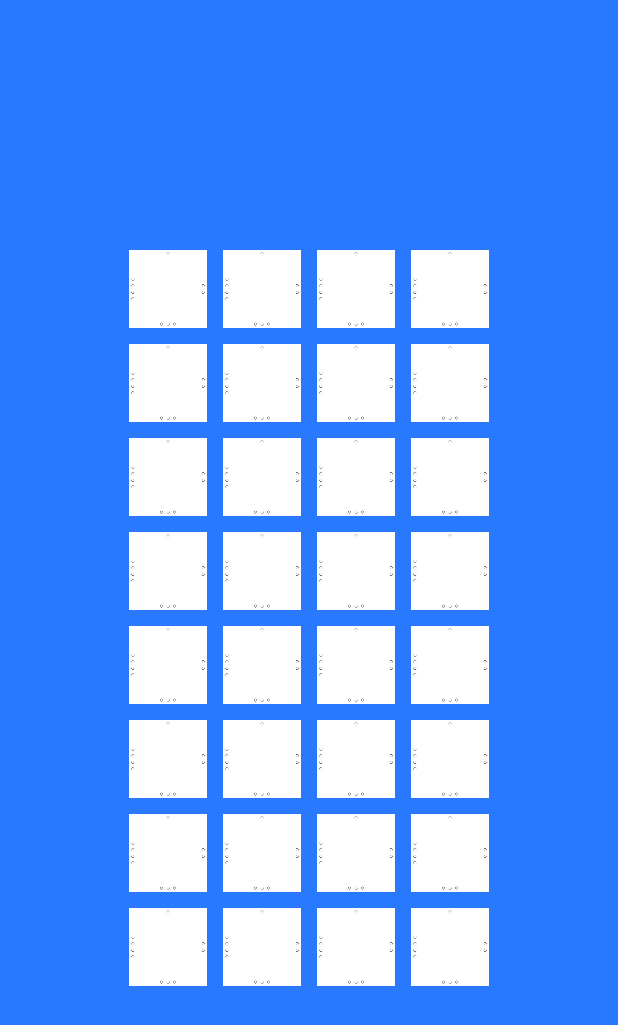
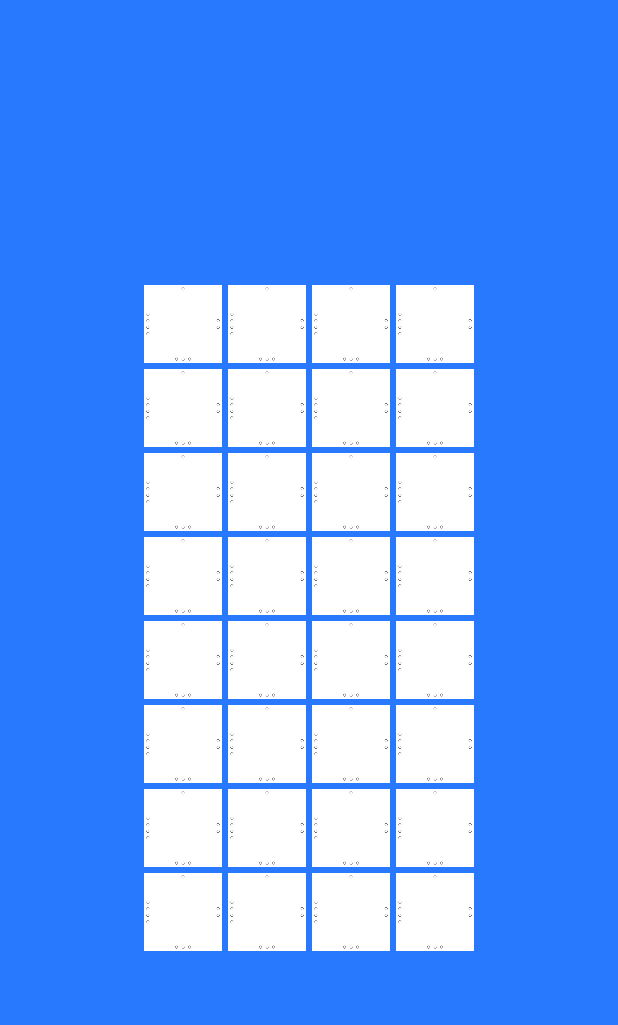
Before and after one commit to gowenS/Strategy-Game-Prototype, an Android app: the screen it shows after launch (MainActivity), on a phone screen of 412 x 824 dp. Shown: the top 1025 px of the screen. Run offline under Robolectric (Android 15) with nearby library versions, the phone set to English and light mode, and no system bars.

Commit message:
some stuff

```diff
--- a/app/src/main/res/layout/content_main.xml
+++ b/app/src/main/res/layout/content_main.xml
@@ -22,113 +22,108 @@
         android:layout_width="wrap_content"
         android:layout_height="match_parent"
         android:gravity="center_vertical">
-
         <com.rustandtuna.gameprototype.gridButton
             android:layout_width="52dp"
             android:layout_height="52dp"
             android:id="@+id/a1Button"
             android:longClickable="false"
-            android:layout_margin="5dp" />
+            android:layout_margin="2dp" />
         <com.rustandtuna.gameprototype.gridButton
             android:layout_width="52dp"
             android:layout_height="52dp"
             android:id="@+id/b1Button"
-            android:layout_margin="5dp" />
+            android:layout_margin="2dp" />
         <com.rustandtuna.gameprototype.gridButton
             android:layout_width="52dp"
             android:layout_height="52dp"
             android:id="@+id/c1Button"
             android:longClickable="false"
-            android:layout_margin="5dp" />
+            android:layout_margin="2dp" />
         <com.rustandtuna.gameprototype.gridButton
             android:layout_width="52dp"
             android:layout_height="52dp"
             android:id="@+id/d1Button"
             android:longClickable="false"
-            android:layout_margin="5dp"/>
+            android:layout_margin="2dp"/>
         <com.rustandtuna.gameprototype.gridButton
             android:layout_width="52dp"
             android:layout_height="52dp"
             android:id="@+id/e1Button"
             android:longClickable="false"
-            android:layout_margin="5dp"/>
+            android:layout_margin="2dp"/>
         <com.rustandtuna.gameprototype.gridButton
             android:layout_width="52dp"
             android:layout_height="52dp"
             android:id="@+id/f1Button"
             android:longClickable="false"
-            android:layout_margin="5dp"/>
+            android:layout_margin="2dp"/>
         <com.rustandtuna.gameprototype.gridButton
             android:layout_width="52dp"
             android:layout_height="52dp"
             android:id="@+id/g1Button"
             android:longClickable="false"
-            android:layout_margin="5dp"/>
+            android:layout_margin="2dp"/>
         <com.rustandtuna.gameprototype.gridButton
             android:layout_width="52dp"
             android:layout_height="52dp"
             android:id="@+id/h1Button"
             android:longClickable="false"
-            android:layout_margin="5dp"/>
+            android:layout_margin="2dp"/>
     </LinearLayout>
-
     <LinearLayout
         android:orientation="vertical"
         android:layout_width="wrap_content"
         android:layout_height="match_parent"
         android:gravity="center_vertical">
-
         <com.rustandtuna.gameprototype.gridButton
             android:layout_width="52dp"
             android:layout_height="52dp"
             android:id="@+id/a2Button"
             android:longClickable="false"
-            android:layout_margin="5dp"/>
-
+            android:layout_margin="2dp"/>
         <com.rustandtuna.gameprototype.gridButton
             android:layout_width="52dp"
             android:layout_height="52dp"
             android:id="@+id/b2Button"
             android:longClickable="false"
-            android:layout_margin="5dp"/>
+            android:layout_margin="2dp"/>
         <com.rustandtuna.gameprototype.gridButton
             android:layout_width="52dp"
             android:layout_height="52dp"
             android:id="@+id/c2Button"
             android:longClickable="false"
-            android:layout_margin="5dp"/>
+            android:layout_margin="2dp"/>
         <com.rustandtuna.gameprototype.gridButton
             android:layout_width="52dp"
             android:layout_height="52dp"
             android:id="@+id/d2Button"
             android:longClickable="false"
-            android:layout_margin="5dp"/>
+            android:layout_margin="2dp"/>
         <com.rustandtuna.gameprototype.gridButton
             android:layout_width="52dp"
             android:layout_height="52dp"
             android:id="@+id/e2Button"
             android:longClickable="false"
-            android:layout_margin="5dp"/>
+            android:layout_margin="2dp"/>
         <com.rustandtuna.gameprototype.gridButton
             android:layout_width="52dp"
             android:layout_height="52dp"
             android:id="@+id/f2Button"
             android:longClickable="false"
-            android:layout_margin="5dp"/>
+            android:layout_margin="2dp"/>
         <com.rustandtuna.gameprototype.gridButton
             android:layout_width="52dp"
             android:layout_height="52dp"
             android:id="@+id/g2Button"
             android:longClickable="false"
-            android:layout_margin="5dp"/>
+            android:layout_margin="2dp"/>
         <com.rustandtuna.gameprototype.gridButton
             android:layout_width="52dp"
             android:layout_height="52dp"
             android:id="@+id/h2Button"
             android:longClickable="false"
-            android:layout_margin="5dp"/>
+            android:layout_margin="2dp"/>
     </LinearLayout>
-
     <LinearLayout
         android:orientation="vertical"
         android:layout_width="wrap_content"
@@ -139,51 +134,50 @@
             android:layout_height="52dp"
             android:id="@+id/a3Button"
             android:longClickable="false"
-            android:layout_margin="5dp"/>
+            android:layout_margin="2dp"/>
         <com.rustandtuna.gameprototype.gridButton
             android:layout_width="52dp"
             android:layout_height="52dp"
             android:id="@+id/b3Button"
             android:longClickable="false"
-            android:layout_margin="5dp"/>
+            android:layout_margin="2dp"/>
         <com.rustandtuna.gameprototype.gridButton
             android:layout_width="52dp"
             android:layout_height="52dp"
             android:id="@+id/c3Button"
             android:longClickable="false"
-            android:layout_margin="5dp"/>
+            android:layout_margin="2dp"/>
         <com.rustandtuna.gameprototype.gridButton
             android:layout_width="52dp"
             android:layout_height="52dp"
             android:id="@+id/d3Button"
             android:longClickable="false"
-            android:layout_margin="5dp"/>
+            android:layout_margin="2dp"/>
         <com.rustandtuna.gameprototype.gridButton
             android:layout_width="52dp"
             android:layout_height="52dp"
             android:id="@+id/e3Button"
             android:longClickable="false"
-            android:layout_margin="5dp"/>
+            android:layout_margin="2dp"/>
         <com.rustandtuna.gameprototype.gridButton
             android:layout_width="52dp"
             android:layout_height="52dp"
             android:id="@+id/f3Button"
             android:longClickable="false"
-            android:layout_margin="5dp"/>
+            android:layout_margin="2dp"/>
         <com.rustandtuna.gameprototype.gridButton
             android:layout_width="52dp"
             android:layout_height="52dp"
             android:id="@+id/g3Button"
             android:longClickable="false"
-            android:layout_margin="5dp"/>
+            android:layout_margin="2dp"/>
         <com.rustandtuna.gameprototype.gridButton
             android:layout_width="52dp"
             android:layout_height="52dp"
             android:id="@+id/h3Button"
             android:longClickable="false"
-            android:layout_margin="5dp"/>
+            android:layout_margin="2dp"/>
     </LinearLayout>
-
     <LinearLayout
         android:orientation="vertical"
         android:layout_width="wrap_content"
@@ -195,51 +189,48 @@
             android:layout_height="52dp"
             android:id="@+id/a4Button"
             android:longClickable="false"
-            android:layout_margin="5dp"/>
+            android:layout_margin="2dp"/>
         <com.rustandtuna.gameprototype.gridButton
             android:layout_width="52dp"
             android:layout_height="52dp"
             android:id="@+id/b4Button"
             android:longClickable="false"
-            android:layout_margin="5dp"/>
+            android:layout_margin="2dp"/>
         <com.rustandtuna.gameprototype.gridButton
             android:layout_width="52dp"
             android:layout_height="52dp"
             android:id="@+id/c4Button"
             android:longClickable="false"
-            android:layout_margin="5dp"/>
+            android:layout_margin="2dp"/>
         <com.rustandtuna.gameprototype.gridButton
             android:layout_width="52dp"
             android:layout_height="52dp"
             android:id="@+id/d4Button"
             android:longClickable="false"
-            android:layout_margin="5dp"/>
+            android:layout_margin="2dp"/>
         <com.rustandtuna.gameprototype.gridButton
             android:layout_width="52dp"
             android:layout_height="52dp"
             android:id="@+id/e4Button"
             android:longClickable="false"
-            android:layout_margin="5dp"/>
+            android:layout_margin="2dp"/>
         <com.rustandtuna.gameprototype.gridButton
             android:layout_width="52dp"
             android:layout_height="52dp"
             android:id="@+id/f4Button"
             android:longClickable="false"
-            android:layout_margin="5dp"/>
+            android:layout_margin="2dp"/>
         <com.rustandtuna.gameprototype.gridButton
             android:layout_width="52dp"
             android:layout_height="52dp"
             android:id="@+id/g4Button"
             android:longClickable="false"
-            android:layout_margin="5dp"/>
+            android:layout_margin="2dp"/>
         <com.rustandtuna.gameprototype.gridButton
             android:layout_width="52dp"
             android:layout_height="52dp"
             android:id="@+id/h4Button"
             android:longClickable="false"
-            android:layout_margin="5dp"/>
-
+            android:layout_margin="2dp"/>
     </LinearLayout>
-
-
 </LinearLayout>
```
Also changed, not shown: app/src/main/java/com/rustandtuna/gameprototype/GameState.java (deleted, +0 -181 lines), app/src/main/java/com/rustandtuna/gameprototype/MainActivity.java (+47 -13 lines).
